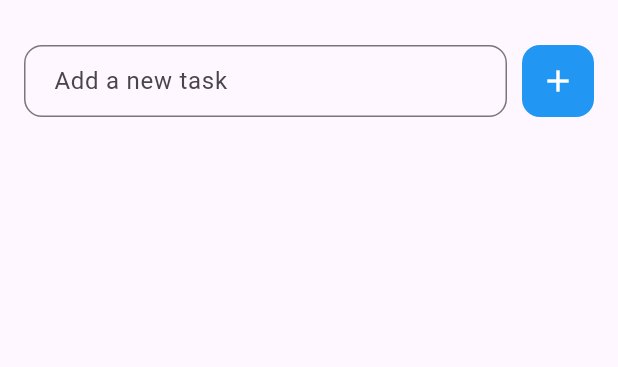
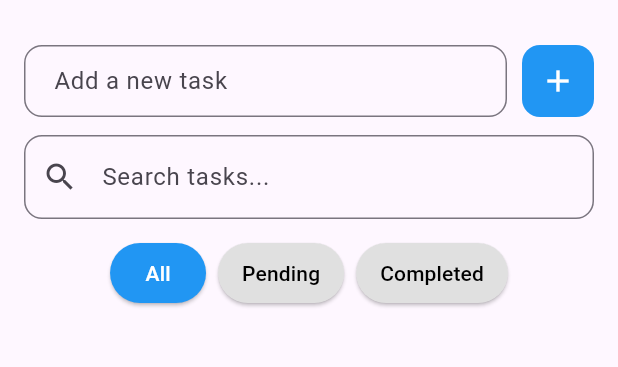
Before and after one commit to ramanathanMuthuraman/todo_app, a Flutter app: the screen it shows after launch, on a phone screen of 412 x 824 dp, the part 63-430 px from its top. Run offline on Flutter 3.47's test engine with Material 3 defaults, Android fonts, the phone set to English and light mode, and no system bars; our stand-ins replace shared_preferences.

Commit message:
Add serach and filter

```diff
--- a/lib/todo_screen.dart
+++ b/lib/todo_screen.dart
@@ -2,6 +2,9 @@ import 'package:flutter/material.dart';
 import 'dart:convert';
 import 'package:intl/intl.dart';
 import 'package:shared_preferences/shared_preferences.dart';
+import 'dart:async';
+
+enum FilterType { all, pending, completed }
 
 class TodoScreen extends StatefulWidget {
   const TodoScreen({super.key});
@@ -37,9 +40,28 @@ class _TodoItem {
 class _TodoScreenState extends State<TodoScreen> {
   final List<_TodoItem> _todos = [];
   final TextEditingController _taskController = TextEditingController();
+
+  final TextEditingController _searchController = TextEditingController();
+
+  List<_TodoItem> _visibleTodos = [];
+
+  Timer? _searchDebounce;
+
+  FilterType _filter = FilterType.all;
+
+  void _onSearchChanged(String text) {
+    _searchDebounce?.cancel();
+
+    _searchDebounce = Timer(const Duration(milliseconds: 250), () {
+      _applyFilters();
+    });
+  }
+
   @override
   void dispose() {
     _taskController.dispose();
+    _searchController.dispose();
+    _searchDebounce?.cancel();
     super.dispose();
   }
 
@@ -47,6 +69,7 @@ class _TodoScreenState extends State<TodoScreen> {
   void initState() {
     super.initState();
     _loadTodos();
+    _visibleTodos = List.from(_todos);
   }
 
   void _sortTodos() {
@@ -80,6 +103,7 @@ class _TodoScreenState extends State<TodoScreen> {
         ..clear()
         ..addAll(loaded);
       _sortTodos();
+      _applyFilters();
     });
   }
 
@@ -212,6 +236,7 @@ class _TodoScreenState extends State<TodoScreen> {
                             item.title = newText;
                             item.dueDate = tempDueDate;
                             _sortTodos();
+                            _applyFilters();
                           });
 
                           await _saveTodos();
@@ -233,8 +258,47 @@ class _TodoScreenState extends State<TodoScreen> {
     );
   }
 
+  Widget _buildFilterButton(String label, FilterType type) {
+    final bool selected = _filter == type;
+
+    return ElevatedButton(
+      style: ElevatedButton.styleFrom(
+        backgroundColor: selected ? Colors.blue : Colors.grey[300],
+        foregroundColor: selected ? Colors.white : Colors.black,
+        padding: EdgeInsets.symmetric(horizontal: 16),
+      ),
+      onPressed: () {
+        setState(() {
+          _filter = type;
+        });
+        _applyFilters();
+      },
+      child: Text(label),
+    );
+  }
+
+  void _applyFilters() {
+    final query = _searchController.text.trim().toLowerCase();
+
+    setState(() {
+      _visibleTodos = _todos.where((item) {
+        // Search filter
+        final matchesSearch = item.title.toLowerCase().contains(query);
+
+        // Status filter
+        final matchesFilter =
+            _filter == FilterType.all ||
+            (_filter == FilterType.pending && !item.isDone) ||
+            (_filter == FilterType.completed && item.isDone);
+
+        return matchesSearch && matchesFilter;
+      }).toList();
+    });
+  }
+
   @override
   Widget build(BuildContext context) {
+    final list = _visibleTodos;
     return Scaffold(
       appBar: AppBar(title: const Text("My Todos")),
       body: Align(
@@ -285,6 +349,7 @@ class _TodoScreenState extends State<TodoScreen> {
                               _TodoItem(title: text, dueDate: DateTime.now()),
                             );
                             _sortTodos();
+                            _applyFilters();
                           });
 
                           _taskController.clear();
@@ -296,13 +361,35 @@ class _TodoScreenState extends State<TodoScreen> {
                 ),
               ),
 
+              Padding(
+                padding: const EdgeInsets.symmetric(vertical: 12),
+                child: TextField(
+                  controller: _searchController,
+                  decoration: InputDecoration(
+                    hintText: "Search tasks...",
+                    prefixIcon: Icon(Icons.search),
+                    border: OutlineInputBorder(
+                      borderRadius: BorderRadius.circular(12),
+                    ),
+                  ),
+                  onChanged: _onSearchChanged, // 👈 new method
+                ),
+              ),
+              Row(
+                mainAxisAlignment: MainAxisAlignment.center,
+                children: [
+                  _buildFilterButton("All", FilterType.all),
+                  SizedBox(width: 8),
+                  _buildFilterButton("Pending", FilterType.pending),
+                  SizedBox(width: 8),
+                  _buildFilterButton("Completed", FilterType.completed),
+                ],
+              ),
               Expanded(
-                child: Padding(
-                  padding: EdgeInsets.symmetric(vertical: 10),
                 child: ListView.builder(
-                    itemCount: _todos.length,
+                  itemCount: list.length,
                   itemBuilder: (context, index) {
-                      final item = _todos[index];
+                    final item = list[index];
                     return Dismissible(
                       key: ValueKey(item.title), // ok for now
                       direction:
@@ -313,6 +400,7 @@ class _TodoScreenState extends State<TodoScreen> {
 
                         setState(() {
                           _todos.removeAt(index);
+                          _applyFilters();
                         });
                         await _saveTodos();
                         if (!context.mounted) return;
@@ -338,13 +426,13 @@ class _TodoScreenState extends State<TodoScreen> {
                           setState(() {
                             item.isDone = !item.isDone;
                             _sortTodos();
+                            _applyFilters();
                           });
                           await _saveTodos();
                         },
                       ),
                     );
                   },
-                  ),
                 ),
               ),
             ],
```
Lines whose indentation alone changed are shown as unchanged.
